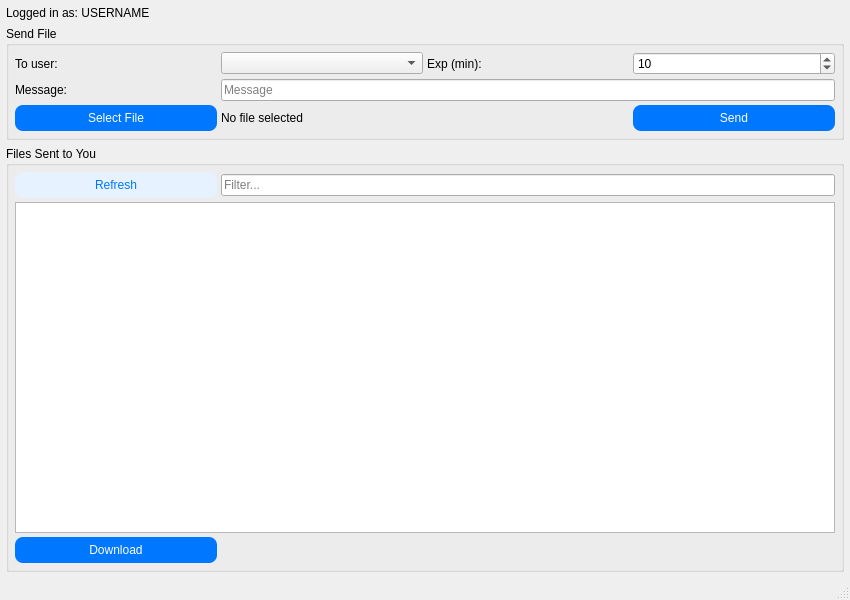
Nyelox/CloudDrop, file pyqt5_laptop1/Client/sendfile_window.ui: the form before one commit.
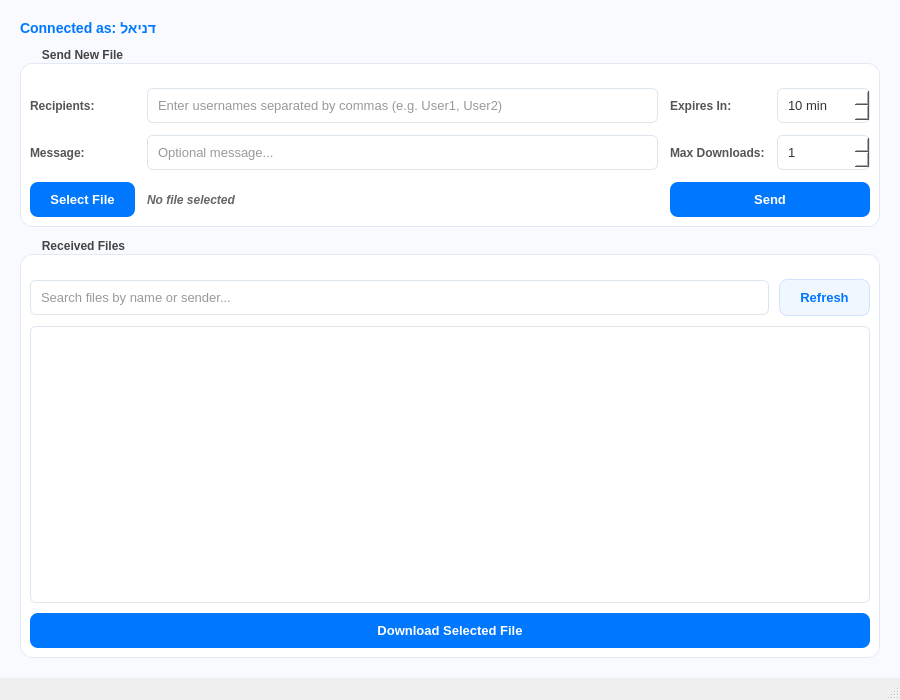
The form after the commit.

Diff of the .ui file:
```diff
--- a/pyqt5_laptop1/Client/sendfile_window.ui
+++ b/pyqt5_laptop1/Client/sendfile_window.ui
@@ -6,70 +6,146 @@
    <rect>
     <x>0</x>
     <y>0</y>
-    <width>850</width>
-    <height>600</height>
+    <width>900</width>
+    <height>700</height>
    </rect>
   </property>
   <property name="windowTitle">
    <string>Send Files</string>
   </property>
   <widget class="QWidget" name="centralwidget">
+   <property name="styleSheet">
+    <string notr="true">
+QWidget#centralwidget {
+    background-color: #f8faff;
+    font-family: "Segoe UI", Roboto, Arial, sans-serif;
+}
+QGroupBox {
+    background-color: white;
+    border: 1px solid #e1e9f5;
+    border-radius: 12px;
+    margin-top: 15px;
+    padding-top: 15px;
+    font-weight: bold;
+    color: #444;
+}
+QGroupBox::title {
+    subcontrol-origin: margin;
+    subcontrol-position: top left;
+    left: 15px;
+    padding: 0 5px;
+}
+QLabel {
+    color: #555;
+    font-weight: 500;
+}
+QLineEdit, QSpinBox, QListWidget {
+    background-color: white;
+    border: 1px solid #dce4ec;
+    border-radius: 6px;
+    padding: 8px;
+    color: #333;
+    font-size: 13px;
+}
+QLineEdit:focus, QSpinBox:focus, QListWidget:focus {
+    border: 2px solid #0077ff;
+}
+QPushButton {
+    font-weight: bold;
+    border-radius: 8px;
+    padding: 10px 20px;
+    font-size: 13px;
+}
+QPushButton#btn_send, QPushButton#btn_download, QPushButton#btn_select {
+    background-color: #0077ff;
+    color: white;
+    border: none;
+}
+QPushButton#btn_send:hover, QPushButton#btn_download:hover, QPushButton#btn_select:hover {
+    background-color: #0056cc;
+}
+QPushButton#btn_send:disabled {
+    background-color: #a0c4ff;
+}
+QPushButton#btn_refresh {
+    background-color: #f0f7ff;
+    color: #0077ff;
+    border: 1px solid #d0e3ff;
+}
+QPushButton#btn_refresh:hover {
+    background-color: #e0f0ff;
+}
+QListWidget::item {
+    padding: 10px;
+    border-bottom: 1px solid #f0f4f8;
+}
+QListWidget::item:selected {
+    background-color: #eef3ff;
+    color: #0077ff;
+}
+</string>
+   </property>
    <layout class="QVBoxLayout" name="mainLayout">
     <property name="spacing">
-     <number>6</number>
+     <number>12</number>
     </property>
     <property name="leftMargin">
-     <number>6</number>
+     <number>20</number>
     </property>
     <property name="topMargin">
-     <number>6</number>
+     <number>20</number>
     </property>
     <property name="rightMargin">
-     <number>6</number>
+     <number>20</number>
     </property>
     <property name="bottomMargin">
-     <number>6</number>
+     <number>20</number>
     </property>
     <item>
      <widget class="QLabel" name="label_current_user">
+      <property name="styleSheet">
+       <string notr="true">font-size: 14px; color: #0077ff; font-weight: bold;</string>
+      </property>
       <property name="text">
-       <string>Logged in as: USERNAME</string>
+       <string>Connected as: דניאל</string>
       </property>
      </widget>
     </item>
     <item>
      <widget class="QGroupBox" name="group_send">
       <property name="title">
-       <string>Send File</string>
+       <string>Send New File</string>
       </property>
       <layout class="QGridLayout" name="layout_send">
-       <property name="leftMargin">
-        <number>6</number>
-       </property>
-       <property name="topMargin">
-        <number>6</number>
-       </property>
-       <property name="rightMargin">
-        <number>6</number>
-       </property>
-       <property name="bottomMargin">
-        <number>6</number>
-       </property>
        <property name="spacing">
-        <number>4</number>
+        <number>12</number>
        </property>
-       <item row="1" column="1">
-        <widget class="QComboBox" name="combo_receiver"/>
-       </item>
-       <item row="1" column="0">
+       <item row="0" column="0">
         <widget class="QLabel" name="label_receiver">
          <property name="text">
-          <string>To user:</string>
+          <string>Recipients:</string>
          </property>
         </widget>
        </item>
-       <item row="1" column="3">
+       <item row="0" column="1">
+        <widget class="QLineEdit" name="input_receivers">
+         <property name="placeholderText">
+          <string>Enter usernames separated by commas (e.g. User1, User2)</string>
+         </property>
+        </widget>
+       </item>
+       <item row="0" column="2">
+        <widget class="QLabel" name="label_minutes">
+         <property name="text">
+          <string>Expires In:</string>
+         </property>
+        </widget>
+       </item>
+       <item row="0" column="3">
         <widget class="QSpinBox" name="spin_minutes">
+         <property name="suffix">
+          <string> min</string>
+         </property>
          <property name="minimum">
           <number>1</number>
          </property>
@@ -81,127 +157,111 @@
          </property>
         </widget>
        </item>
-       <item row="5" column="1" colspan="2">
+       <item row="1" column="0">
+        <widget class="QLabel" name="label_msg">
+         <property name="text">
+          <string>Message:</string>
+         </property>
+        </widget>
+       </item>
+       <item row="1" column="1">
+        <widget class="QLineEdit" name="input_file_message">
+         <property name="placeholderText">
+          <string>Optional message...</string>
+         </property>
+        </widget>
+       </item>
+       <item row="1" column="2">
+        <widget class="QLabel" name="label_max_dl">
+         <property name="text">
+          <string>Max Downloads:</string>
+         </property>
+        </widget>
+       </item>
+       <item row="1" column="3">
+        <widget class="QSpinBox" name="spin_downloads">
+         <property name="minimum">
+          <number>1</number>
+         </property>
+         <property name="maximum">
+          <number>100</number>
+         </property>
+         <property name="value">
+          <number>1</number>
+         </property>
+        </widget>
+       </item>
+       <item row="2" column="0">
+        <widget class="QPushButton" name="btn_select">
+         <property name="text">
+          <string>Select File</string>
+         </property>
+        </widget>
+       </item>
+       <item row="2" column="1">
         <widget class="QLabel" name="lbl_file">
+         <property name="styleSheet">
+          <string notr="true">color: #666; font-style: italic;</string>
+         </property>
          <property name="text">
           <string>No file selected</string>
          </property>
         </widget>
        </item>
-       <item row="5" column="3">
+       <item row="2" column="2" colspan="2">
         <widget class="QPushButton" name="btn_send">
-         <property name="styleSheet">
-          <string notr="true">
-QPushButton {
-    background-color: #0077ff;
-    color: white;
-    border-radius: 8px;
-    padding: 6px;
-}
-</string>
+         <property name="minimumSize">
+          <size>
+           <width>150</width>
+           <height>0</height>
+          </size>
          </property>
          <property name="text">
           <string>Send</string>
          </property>
         </widget>
        </item>
-       <item row="1" column="2">
-        <widget class="QLabel" name="label_minutes">
-         <property name="text">
-          <string>Exp (min):</string>
-         </property>
-        </widget>
-       </item>
-       <item row="5" column="0">
-        <widget class="QPushButton" name="btn_select">
-         <property name="styleSheet">
-          <string notr="true">
-background-color: #0077ff;
-color: white;
-border-radius: 8px;
-padding: 6px;
-</string>
-         </property>
-         <property name="text">
-          <string>Select File</string>
-         </property>
-        </widget>
-       </item>
-       <item row="2" column="0">
-        <widget class="QLabel" name="label_msg">
-         <property name="text">
-          <string>Message:</string>
-         </property>
-        </widget>
-       </item>
-       <item row="2" column="1" colspan="3">
-        <widget class="QLineEdit" name="input_file_message">
-         <property name="placeholderText">
-          <string>Message</string>
-         </property>
-        </widget>
-       </item>
       </layout>
      </widget>
     </item>
     <item>
      <widget class="QGroupBox" name="group_incoming">
       <property name="title">
-       <string>Files Sent to You</string>
+       <string>Received Files</string>
       </property>
-      <layout class="QGridLayout" name="layout_incoming">
-       <property name="leftMargin">
-        <number>6</number>
-       </property>
-       <property name="topMargin">
-        <number>6</number>
-       </property>
-       <property name="rightMargin">
-        <number>6</number>
-       </property>
-       <property name="bottomMargin">
-        <number>6</number>
-       </property>
+      <layout class="QVBoxLayout" name="layout_incoming_v">
        <property name="spacing">
-        <number>4</number>
+        <number>10</number>
        </property>
-       <item row="0" column="0">
-        <widget class="QPushButton" name="btn_refresh">
-         <property name="styleSheet">
-          <string notr="true">
-background-color: #e6f2ff;
-color: #0077ff;
-border-radius: 8px;
-padding: 6px;
-</string>
-         </property>
-         <property name="text">
-          <string>Refresh</string>
-         </property>
-        </widget>
+       <item>
+        <layout class="QHBoxLayout" name="layout_filter_h">
+         <item>
+          <widget class="QLineEdit" name="input_filter">
+           <property name="placeholderText">
+            <string>Search files by name or sender...</string>
+           </property>
+          </widget>
+         </item>
+         <item>
+          <widget class="QPushButton" name="btn_refresh">
+           <property name="text">
+            <string>Refresh</string>
+           </property>
+          </widget>
+         </item>
+        </layout>
        </item>
-       <item row="0" column="1" colspan="3">
-        <widget class="QLineEdit" name="input_filter">
-         <property name="placeholderText">
-          <string>Filter...</string>
+       <item>
+        <widget class="QListWidget" name="list_incoming">
+         <property name="alternatingRowColors">
+          <bool>true</bool>
          </property>
         </widget>
        </item>
-       <item row="1" column="0" colspan="4">
-        <widget class="QListWidget" name="list_incoming"/>
-       </item>
-       <item row="2" column="0">
+       <item>
         <widget class="QPushButton" name="btn_download">
-         <property name="styleSheet">
-          <string notr="true">
-background-color: #0077ff;
-color: white;
-border-radius: 8px;
-padding: 6px;
-</string>
-         </property>
          <property name="text">
-          <string>Download</string>
+          <string>Download Selected File</string>
          </property>
         </widget>
        </item>
```
Left out of the diff: 2 changed lines with no effect on the pictures.
